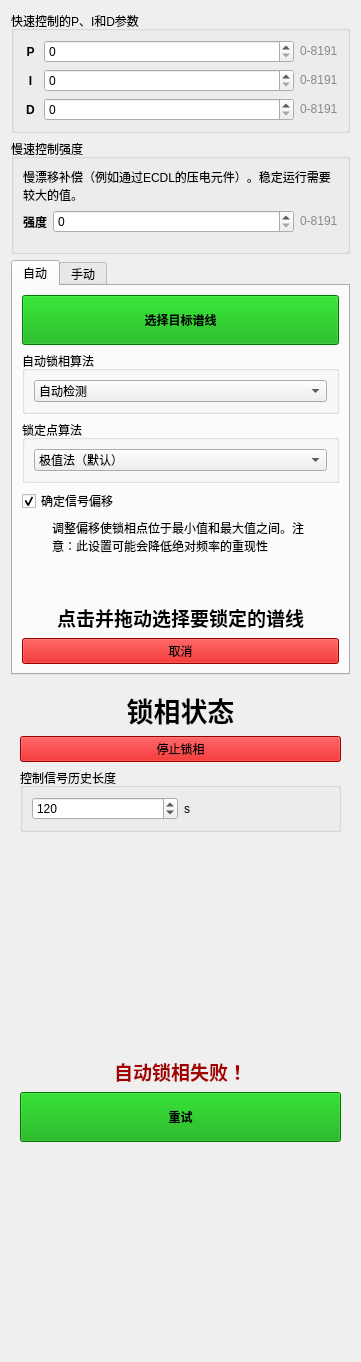
xuanzhuedmund/MTS, file linien-gui/linien_gui/ui/locking_panel.ui: the form before one commit.
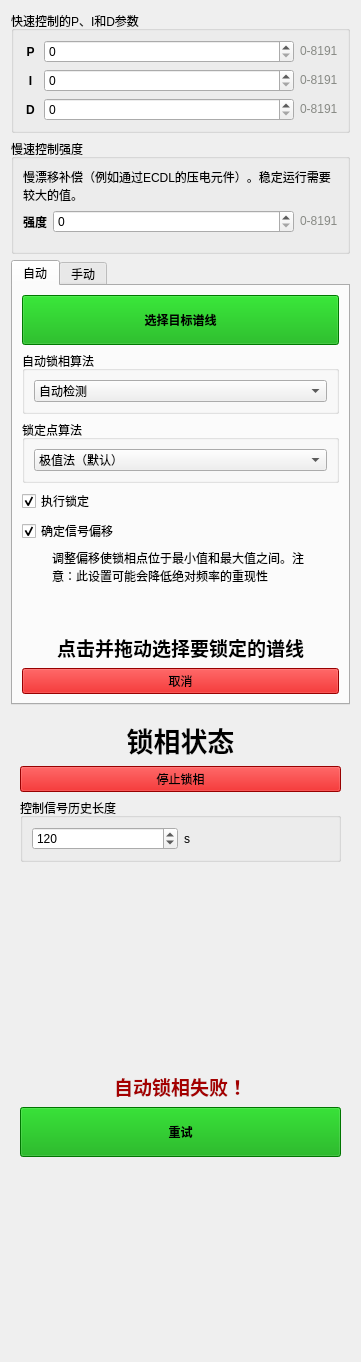
The form after the commit. Custom widgets are drawn as their Qt base class.

Diff of the .ui file:
```diff
--- a/linien-gui/linien_gui/ui/locking_panel.ui
+++ b/linien-gui/linien_gui/ui/locking_panel.ui
@@ -479,6 +479,16 @@
             </layout>
            </widget>
           </item>
+          <item>
+           <widget class="QCheckBox" name="executeLockCheckbox">
+            <property name="text">
+             <string>执行锁定</string>
+            </property>
+            <property name="checked">
+             <bool>true</bool>
+            </property>
+           </widget>
+          </item>
           <item>
            <widget class="QCheckBox" name="autoOffsetCheckbox">
             <property name="text">
```
